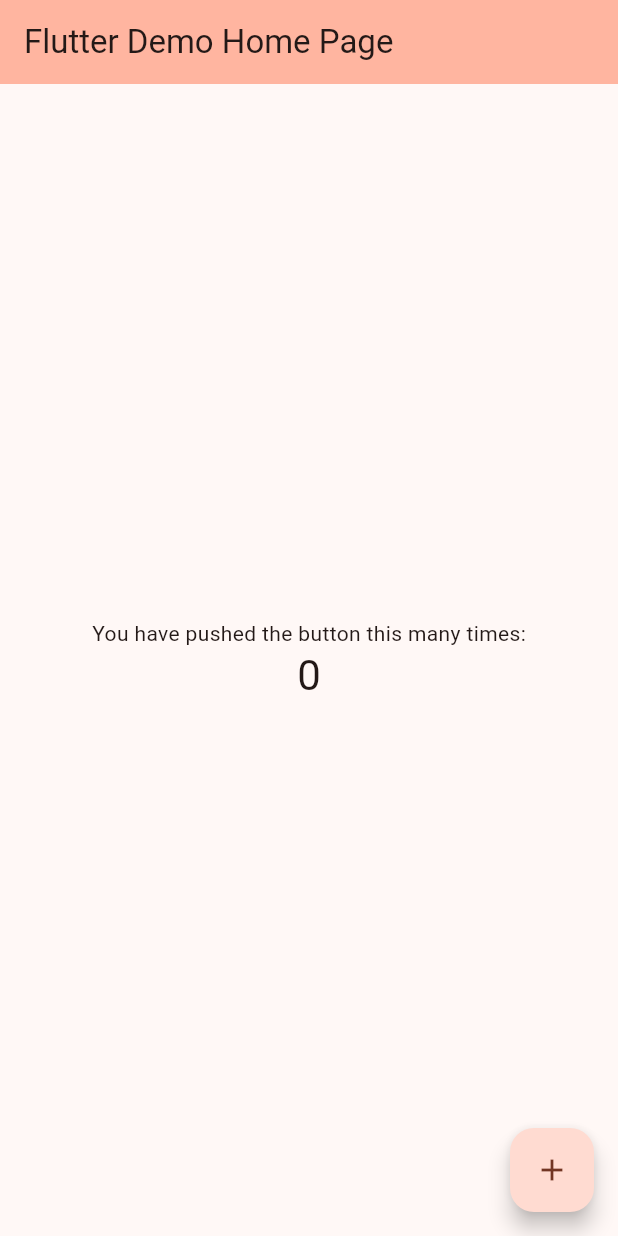
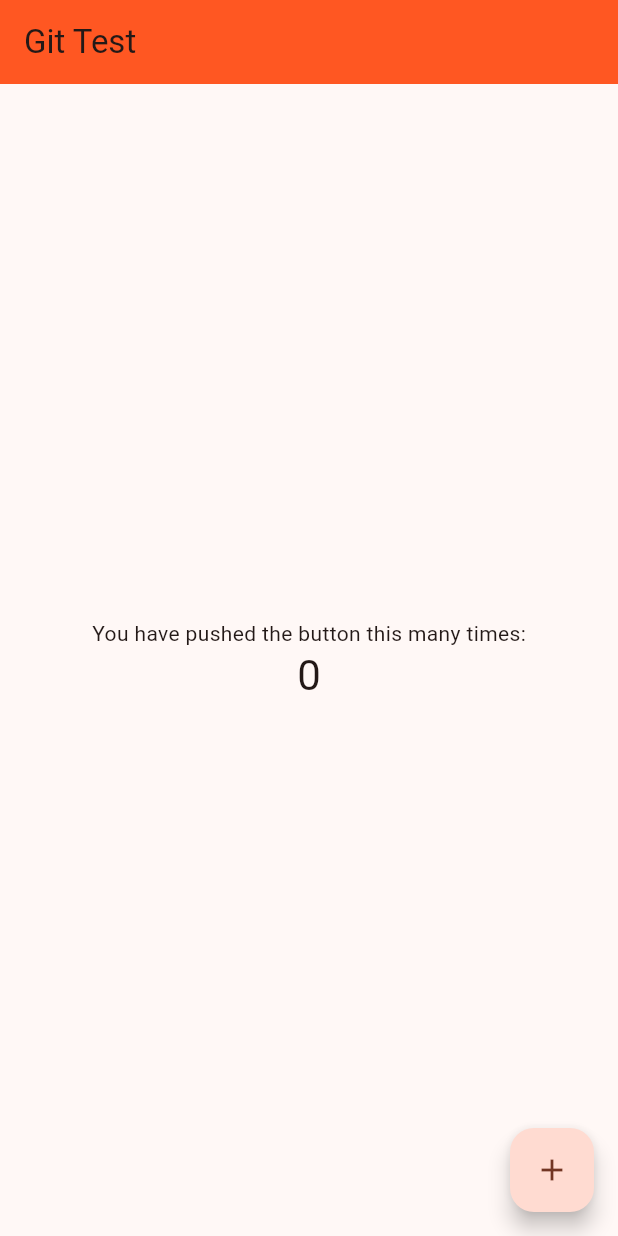
Before and after one commit to Ahmedab0/git_test, a Flutter app: the screen it shows after launch, on a phone screen of 412 x 824 dp. Run offline on Flutter 3.47's test engine with Material 3 defaults, Android fonts, the phone set to English and light mode, and no system bars.

Commit message:
enhancement the code

```diff
--- a/lib/main.dart
+++ b/lib/main.dart
@@ -10,20 +10,17 @@ class MyApp extends StatelessWidget {
   @override
   Widget build(BuildContext context) {
     return MaterialApp(
-      title: 'Flutter Demo',
       theme: ThemeData(
-        colorScheme: ColorScheme.fromSeed(seedColor: Colors.deepOrange),
+        colorScheme: ColorScheme.fromSeed(seedColor: Colors.deepOrange,primary: Colors.deepOrange),
         useMaterial3: true,
       ),
-      home: const MyHomePage(title: 'Flutter Demo Home Page'),
+      home: const MyHomePage(),
     );
   }
 }
 
 class MyHomePage extends StatefulWidget {
-  const MyHomePage({super.key, required this.title});
-
-  final String title;
+  const MyHomePage({super.key});
 
   @override
   State<MyHomePage> createState() => _MyHomePageState();
@@ -42,8 +39,8 @@ class _MyHomePageState extends State<MyHomePage> {
   Widget build(BuildContext context) {
     return Scaffold(
       appBar: AppBar(
-        backgroundColor: Theme.of(context).colorScheme.inversePrimary,
-        title: Text(widget.title),
+        backgroundColor: Theme.of(context).colorScheme.primary,
+        title: const Text("Git Test"),
       ),
       body: Center(
         child: Column(
```
